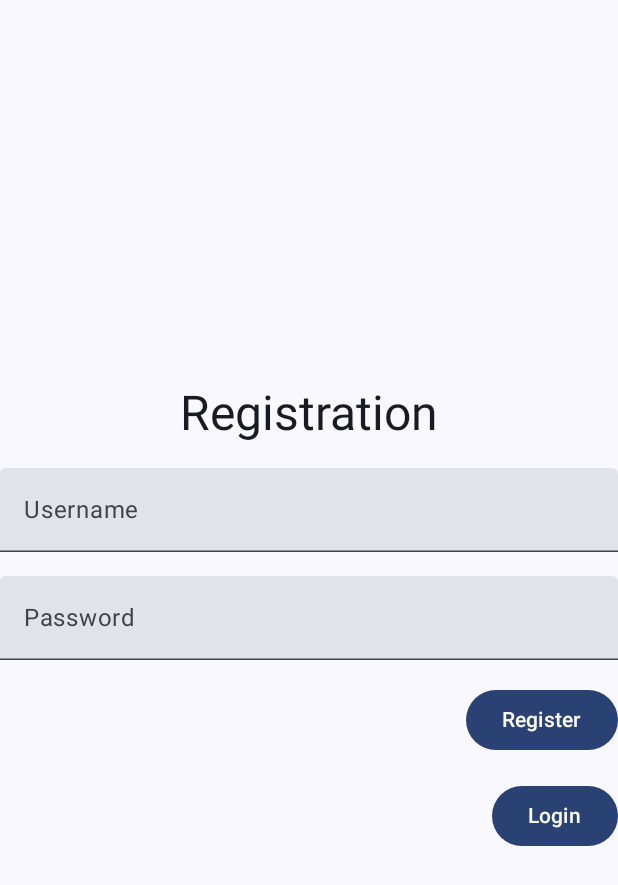
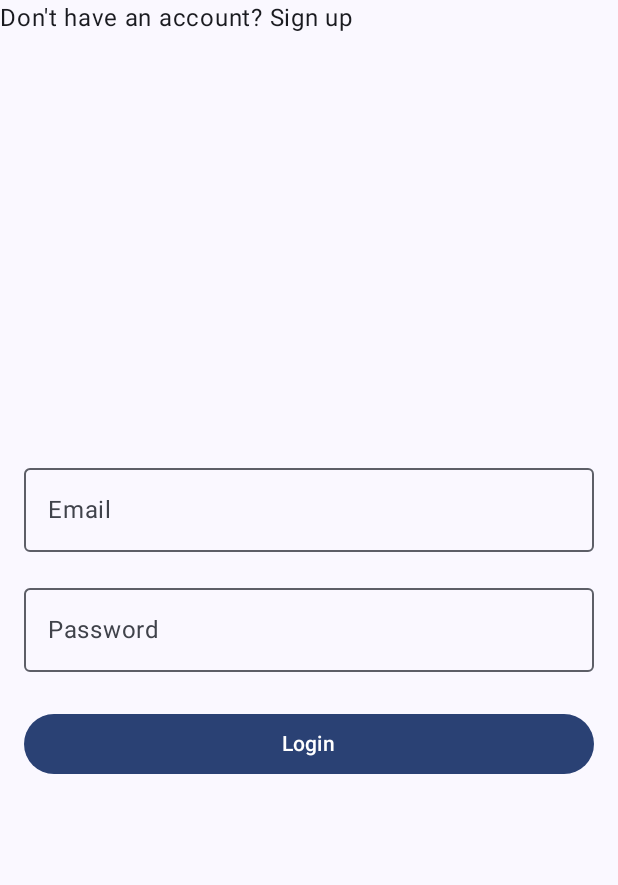
Before and after one commit to RoMoRoToR/GreenLivesMatter, an Android app built with Jetpack Compose: the screen it shows after launch (MainActivity), on a phone screen of 412 x 824 dp. Shown: the top 885 px of the screen. Run offline under Robolectric (Android 15) with nearby library versions, the phone set to English and light mode, and no system bars.

Commit message:
New Activity, ViewModel and no active data class for LoginActivity.kt

```diff
--- /dev/null
+++ b/app/src/main/java/com/example/greenlivesmatter/LoginActivity.kt
@@ -0,0 +1,86 @@
+package com.example.greenlivesmatter
+
+import android.content.Intent
+import android.os.Bundle
+import androidx.activity.ComponentActivity
+import androidx.activity.compose.setContent
+import androidx.compose.foundation.layout.Arrangement
+import androidx.compose.foundation.layout.Column
+import androidx.compose.foundation.layout.Spacer
+import androidx.compose.foundation.layout.fillMaxSize
+import androidx.compose.foundation.layout.fillMaxWidth
+import androidx.compose.foundation.layout.height
+import androidx.compose.foundation.layout.padding
+import androidx.compose.material3.Button
+import androidx.compose.material3.MaterialTheme
+import androidx.compose.material3.OutlinedTextField
+import androidx.compose.material3.Surface
+import androidx.compose.material3.Text
+import androidx.compose.runtime.Composable
+import androidx.compose.ui.Alignment
+import androidx.compose.ui.Modifier
+import androidx.compose.ui.text.input.PasswordVisualTransformation
+import androidx.compose.ui.unit.dp
+import androidx.lifecycle.viewmodel.compose.viewModel
+import com.example.greenlivesmatter.ui.theme.GreenLivesMatterTheme
+import com.example.greenlivesmatter.viewmodel.LoginViewModel
+
+class LoginActivity : ComponentActivity() {
+    override fun onCreate(savedInstanceState: Bundle?) {
+        super.onCreate(savedInstanceState)
+        setContent {
+            val loginViewModel = viewModel<LoginViewModel>()
+
+            GreenLivesMatterTheme {
+                Surface(color = MaterialTheme.colorScheme.background) {
+                    LoginScreen(loginViewModel) {
+                        // Обработка успешной аутентификации, переход к другой активности, например
+                        startActivity(Intent(this, MainActivity::class.java))
+                    }
+                }
+            }
+        }
+    }
+}
+
+    @Composable
+    fun LoginScreen(viewModel: LoginViewModel, onAuthenticated: () -> Unit) {
+        Column(
+            modifier = Modifier
+                .fillMaxSize()
+                .padding(16.dp),
+            horizontalAlignment = Alignment.CenterHorizontally,
+            verticalArrangement = Arrangement.Center
+        ) {
+            OutlinedTextField(
+                value = viewModel.email.value,
+                onValueChange = { viewModel.onEmailChanged(it) },
+                label = { Text("Email") },
+                modifier = Modifier.fillMaxWidth()
+            )
+            Spacer(modifier = Modifier.height(16.dp))
+
+            OutlinedTextField(
+                value = viewModel.password.value,
+                onValueChange = { viewModel.onPasswordChanged(it) },
+                label = { Text("Password") },
+                visualTransformation = PasswordVisualTransformation(),
+                modifier = Modifier.fillMaxWidth()
+            )
+
+            Spacer(modifier = Modifier.height(24.dp))
+
+            Button(
+                onClick = {
+                    if (viewModel.authenticate()) {
+                        onAuthenticated()
+                    } else {
+                        // Обработка неудачной аутентификации, например, отображение сообщения об ошибке
+                    }
+                },
+                modifier = Modifier.fillMaxWidth()
+            ) {
+                Text("Login")
+            }
+        }
+    }
--- a/app/src/main/java/com/example/greenlivesmatter/MainActivity.kt
+++ b/app/src/main/java/com/example/greenlivesmatter/MainActivity.kt
@@ -1,103 +1,55 @@
 package com.example.greenlivesmatter
 
+import RegistrationViewModel
+import android.content.Intent
 import android.os.Bundle
 import androidx.activity.ComponentActivity
 import androidx.activity.compose.setContent
-import androidx.compose.foundation.layout.*
-import androidx.compose.material3.*
-import androidx.compose.runtime.*
-import androidx.compose.ui.Alignment
+import androidx.compose.foundation.clickable
+import androidx.compose.material3.MaterialTheme
+import androidx.compose.material3.Surface
+import androidx.compose.material3.Text
+import androidx.compose.runtime.mutableStateOf
+import androidx.compose.runtime.remember
 import androidx.compose.ui.Modifier
-import androidx.compose.ui.unit.dp
-import androidx.navigation.NavHostController
-import androidx.navigation.compose.NavHost
-import androidx.navigation.compose.composable
-import androidx.navigation.compose.rememberNavController
+import androidx.lifecycle.viewmodel.compose.viewModel
 import com.example.greenlivesmatter.ui.theme.GreenLivesMatterTheme
+import com.example.greenlivesmatter.viewmodel.LoginViewModel
 
 class MainActivity : ComponentActivity() {
     override fun onCreate(savedInstanceState: Bundle?) {
         super.onCreate(savedInstanceState)
         setContent {
+            val loginViewModel = viewModel<LoginViewModel>()
+            val registrationViewModel = viewModel<RegistrationViewModel>()
+            val currentScreen = remember {mutableStateOf("login")}
             GreenLivesMatterTheme {
-                // A surface container using the 'background' color from the theme
-                Surface(
-                    modifier = Modifier.fillMaxSize(),
-                    color = MaterialTheme.colorScheme.background
-                ) {
-                    MyApp()
+                Surface(color = MaterialTheme.colorScheme.background) {
+                    if (currentScreen.value == "login") {
+                        LoginScreen(loginViewModel) {
+                            // Обработка успешной аутентификации, переход к другой активности, например
+                            startActivity(Intent(this, HomeActivity::class.java))
+                        }
+                        Text(
+                            text = "Don't have an account? Sign up",
+                            modifier = Modifier.clickable {
+                                currentScreen.value = "registration"
+                            }
+                        )
+                    } else {
+                        RegistrationScreen(registrationViewModel) {
+                            // Обработка успешной регистрации, переход к другой активности, например
+                            startActivity(Intent(this, HomeActivity::class.java))
+                        }
+                        Text(
+                            text = "Already have an account? Log in",
+                            modifier = Modifier.clickable {
+                                currentScreen.value = "login"
+                            }
+                        )
+                    }
                 }
             }
         }
     }
-
-
-
-    @Composable
-    fun RegistrationScreen(navController: NavHostController) {
-        var username by remember { mutableStateOf("") }
-        var password by remember { mutableStateOf("") }
-
-        Column(
-            modifier = Modifier.fillMaxSize(),
-            horizontalAlignment = Alignment.CenterHorizontally,
-            verticalArrangement = Arrangement.Center
-        ) {
-            Text(text = "Registration", style = MaterialTheme.typography.headlineLarge)
-            Spacer(modifier = Modifier.height(16.dp))
-            TextField(
-                value = username,
-                onValueChange = { username = it },
-                label = { Text(text = "Username") },
-                modifier = Modifier.fillMaxWidth()
-            )
-            Spacer(modifier = Modifier.height(16.dp))
-            TextField(
-                value = password,
-                onValueChange = { password = it },
-                label = { Text(text = "Password") },
-                modifier = Modifier.fillMaxWidth()
-            )
-            Spacer(modifier = Modifier.height(16.dp))
-            Button(
-                onClick = {
-                    performRegistration(username, password)
-                    navController.navigate("login") // переход на экран входа
-                },
-                modifier = Modifier.align(Alignment.End)
-            ) {
-                Text(text = "Register")
-            }
-            Spacer(modifier = Modifier.height(16.dp))
-            Button(
-                onClick = {
-                    performRegistration(username, password)
-                    navController.navigate("login") // переход на экран входа
-                },
-                modifier = Modifier.align(Alignment.End)
-            ) {
-                Text(text = "Login")
-            }
-        }
-
-    }
-
-    private fun performRegistration(username: String, password: String) {
-        // Perform registration logic here
-    }
-
-    @Composable
-    fun LoginScreen() {
-        // код для экрана входа
-    }
-
-    @Composable
-    fun MyApp() {
-        val navController = rememberNavController()
-
-        NavHost(navController = navController, startDestination = "registration") {
-            composable("registration") { RegistrationScreen(navController) }
-            composable("login") { LoginScreen() }
-        }
-    }
 }
--- /dev/null
+++ b/app/src/main/java/com/example/greenlivesmatter/data/User.kt
@@ -0,0 +1,3 @@
+package com.example.greenlivesmatter.data
+
+data class User(val email: String, val password: String)
--- /dev/null
+++ b/app/src/main/java/com/example/greenlivesmatter/viewmodel/LoginViewModel.kt
@@ -0,0 +1,23 @@
+package com.example.greenlivesmatter.viewmodel
+import androidx.compose.runtime.mutableStateOf
+import androidx.lifecycle.ViewModel
+
+
+class LoginViewModel : ViewModel() {
+    val email = mutableStateOf("")
+    val password = mutableStateOf("")
+
+    fun authenticate(): Boolean {
+        // Здесь должна быть реализация проверки email и пароля, например, через API-запрос или другой способ
+        // В этом примере мы считаем, что аутентификация успешна, если email и пароль непустые
+        return email.value.isNotEmpty() && password.value.isNotEmpty()
+    }
+
+    fun onEmailChanged(newEmail: String) {
+        email.value = newEmail
+    }
+
+    fun onPasswordChanged(newPassword: String) {
+        password.value = newPassword
+    }
+}
--- /dev/null
+++ b/app/src/main/java/com/example/greenlivesmatter/viewmodel/RegistrationViewModel.kt
@@ -0,0 +1,26 @@
+import androidx.compose.runtime.mutableStateOf
+import androidx.lifecycle.ViewModel
+
+class RegistrationViewModel : ViewModel() {
+    val name = mutableStateOf("")
+    val email = mutableStateOf("")
+    val password = mutableStateOf("")
+
+    fun register(): Boolean {
+        // Здесь должна быть реализация регистрации, например, через API-запрос или другой способ
+        // В этом примере мы считаем, что регистрация успешна, если имя, email и пароль непустые
+        return name.value.isNotEmpty() && email.value.isNotEmpty() && password.value.isNotEmpty()
+    }
+
+    fun onNameChanged(newName: String) {
+        name.value = newName
+    }
+
+    fun onEmailChanged(newEmail: String) {
+        email.value = newEmail
+    }
+
+    fun onPasswordChanged(newPassword: String) {
+        password.value = newPassword
+    }
+}
--- a/build.gradle
+++ b/build.gradle
@@ -4,7 +4,7 @@ buildscript {
     }
 }// Top-level build file where you can add configuration options common to all sub-projects/modules.
 plugins {
-    id 'com.android.application' version '7.4.2' apply false
-    id 'com.android.library' version '7.4.2' apply false
+    id 'com.android.application' version '8.0.0' apply false
+    id 'com.android.library' version '8.0.0' apply false
     id 'org.jetbrains.kotlin.android' version '1.7.0' apply false
 }
--- a/gradle.properties
+++ b/gradle.properties
@@ -21,3 +21,5 @@ kotlin.code.style=official
 # resources declared in the library itself and none from the library's dependencies,
 # thereby reducing the size of the R class for that library
 android.nonTransitiveRClass=true
+android.defaults.buildfeatures.buildconfig=true
+android.nonFinalResIds=false
```
Also changed, not shown: app/src/main/java/com/example/greenlivesmatter/HomeActivity.kt (added, +46 -0 lines), app/src/main/java/com/example/greenlivesmatter/RegistrationActivity.kt (added, +93 -0 lines), app/src/main/java/com/example/greenlivesmatter/viewmodel/HomeViewModel.kt (added, +9 -0 lines), gradle/wrapper/gradle-wrapper.properties.
